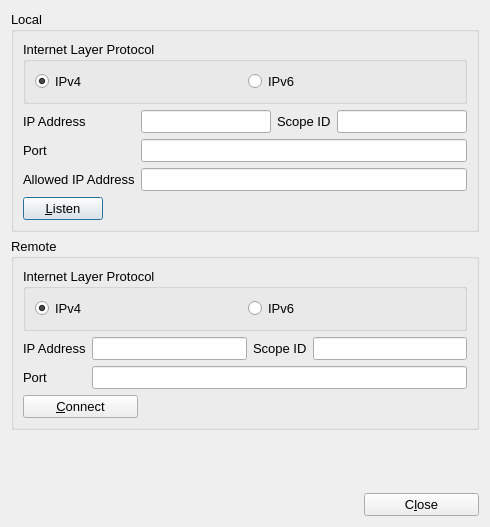
textbrowser/qtchess, file setupDialog.ui: the form before one commit.
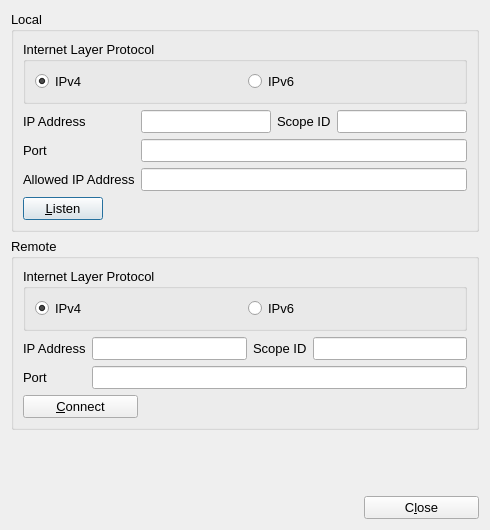
The form after the commit. Icons and pictures are not drawn.

Diff of the .ui file:
```diff
--- a/setupDialog.ui
+++ b/setupDialog.ui
@@ -7,7 +7,7 @@
     <x>0</x>
     <y>0</y>
     <width>490</width>
-    <height>527</height>
+    <height>530</height>
    </rect>
   </property>
   <property name="minimumSize">
```
